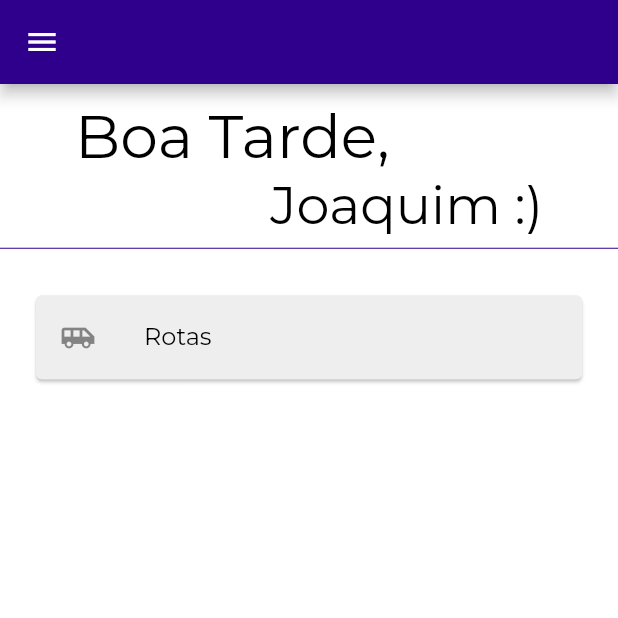
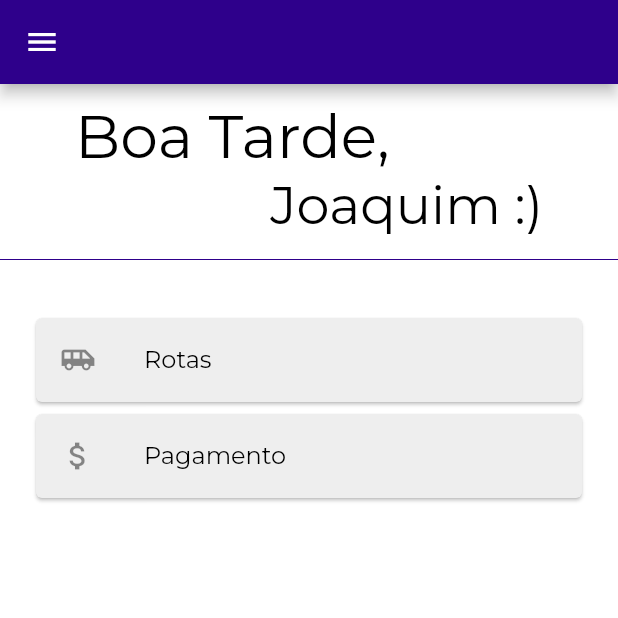
Before and after one commit to pedromtelho/BrasaHacks, a Flutter app: the DriverView screen opened by its route, on a phone screen of 412 x 824 dp, the top half of it. Run offline on Flutter 3.47's test engine with Material 2 defaults, Android fonts, the phone set to English and light mode, and no system bars; our stand-ins replace google_fonts, qr_flutter; network calls fail.

Commit message:
payment to driver

```diff
--- /dev/null
+++ b/ehlo55front/lib/components/CustomCard.dart
@@ -0,0 +1,10 @@
+import 'package:flutter/material.dart';
+
+class CustomCard {
+  List data;
+  Color colorCard;
+  String textCard;
+  Icon icon;
+  String onTap;
+  CustomCard({this.colorCard, this.textCard, this.icon, this.onTap, this.data});
+}
--- /dev/null
+++ b/ehlo55front/lib/components/DriverView/ListCards.dart
@@ -0,0 +1,58 @@
+import 'package:ehlo55front/components/CustomCard.dart';
+import 'package:ehlo55front/components/DriverView/MapUtils.dart';
+import 'package:flutter/material.dart';
+import '../TextMont.dart';
+
+class ListCards extends StatefulWidget {
+  List<CustomCard> card;
+  ListCards(this.card);
+  @override
+  _ListCardsState createState() => _ListCardsState();
+}
+
+class _ListCardsState extends State<ListCards> {
+  openMap(String latitude, String longitude) {
+    MapUtils.openMap(double.parse(latitude), double.parse(longitude));
+  }
+
+  @override
+  Widget build(BuildContext context) {
+    return Expanded(
+      child: ListView(
+        scrollDirection: Axis.vertical,
+        shrinkWrap: true,
+        padding: EdgeInsets.all(15.0),
+        children: <Widget>[
+          Padding(
+            padding: EdgeInsets.all(5),
+            child: Column(
+              children: <Widget>[
+                for (var item in widget.card)
+                  GestureDetector(
+                    child: Card(
+                      color: item.colorCard,
+                      child: Column(
+                        children: <Widget>[
+                          ListTile(
+                            leading: item.icon,
+                            title: TextMont(text: item.textCard),
+                          )
+                        ],
+                      ),
+                    ),
+                    onTap: () {
+                      item.onTap == "map"
+                          ? openMap(item.data[0], item.data[1])
+                          : item.onTap == "pay"
+                              ? Navigator.pushNamed(context, '/Payment')
+                              : print("");
+                    },
+                  ),
+              ],
+            ),
+          ),
+        ],
+      ),
+    );
+  }
+}
--- a/ehlo55front/lib/main.dart
+++ b/ehlo55front/lib/main.dart
@@ -1,4 +1,5 @@
-import 'package:ehlo55front/views/DriverView.dart';
+import 'package:ehlo55front/views/DriverViews/DriverPayment.dart';
+import 'package:ehlo55front/views/DriverViews/DriverView.dart';
 import 'package:ehlo55front/views/RoleSelector.dart';
 import 'package:flutter/material.dart';
 
@@ -14,6 +15,7 @@
       routes: {
         '/': (context) => RoleSelector(),
         '/Caminhoneiro': (context) => DriverView(),
+        '/Payment': (context) => DriverPayment(),
       },
     );
   }
--- a/ehlo55front/lib/views/DriverView.dart
+++ b/ehlo55front/lib/views/DriverViews/DriverView.dart
@@ -1,3 +1,7 @@
+import 'dart:convert';
+
+import 'package:ehlo55front/components/CustomCard.dart';
+import 'package:ehlo55front/components/DriverView/ListCards.dart';
 import 'package:ehlo55front/components/HexColor.dart';
 import 'package:ehlo55front/components/SideBar.dart';
 import 'package:ehlo55front/components/TextMont.dart';
@@ -11,8 +15,39 @@
 }
 
 class _DriverViewState extends State<DriverView> {
+  String geolocation;
+  List<String> data;
+
+  Future fetchData(String url) async {
+    final response = await http.get(url);
+    if (response.statusCode == 200) {
+      geolocation = json.decode(response.body)["geolocation"];
+      data = geolocation.split(' ');
+      return json.decode(response.body);
+    } else {
+      throw Exception('Failed to load album');
+    }
+  }
+
   @override
   Widget build(BuildContext context) {
+    fetchData(
+        'http://192.168.50.94:3000/shipping/next/5e651dc4c4320757c93594f5');
+    List<CustomCard> cardsList = [
+      CustomCard(
+          colorCard: HexColor("#EEEEEE"),
+          textCard: "Rotas",
+          icon: Icon(Icons.airport_shuttle),
+          onTap: "map",
+          data: data),
+      CustomCard(
+        colorCard: HexColor("#EEEEEE"),
+        textCard: "Pagamento",
+        icon: Icon(Icons.attach_money),
+        onTap: "pay",
+      )
+    ];
+
     return MyHomePage(
       colorAppBar: HexColor("#2E008B"),
       component: Container(
@@ -49,33 +84,9 @@
             ),
             Divider(
               color: HexColor("#2E008B"),
-              height: 15,
+              height: 30,
             ),
-            Expanded(
-              child: ListView(
-                scrollDirection: Axis.vertical,
-                shrinkWrap: true,
-                padding: EdgeInsets.all(15.0),
-                children: <Widget>[
-                  Padding(
-                    padding: EdgeInsets.all(5),
-                    child: Column(children: <Widget>[
-                      Card(
-                        color: HexColor("#EEEEEE"),
-                        child: Column(
-                          children: <Widget>[
-                            ListTile(
-                              leading: Icon(Icons.airport_shuttle),
-                              title: TextMont(text: "Rotas"),
-                            )
-                          ],
-                        ),
-                      )
-                    ]),
-                  ),
-                ],
-              ),
-            ),
+            ListCards(cardsList),
           ],
         ),
       ),
--- a/ehlo55front/pubspec.yaml
+++ b/ehlo55front/pubspec.yaml
@@ -19,6 +19,9 @@
 dependencies:
   google_fonts: ^0.3.9
   http: ^0.12.0+4
+  url_launcher: ^5.4.2
+  qr_flutter: ^3.1.0
+
   flutter:
     sdk: flutter
 
```
Also changed, not shown: ehlo55front/lib/components/DriverView/MapUtils.dart (added, +15 -0 lines), ehlo55front/lib/components/DriverView/QRPayment.dart (added, +23 -0 lines), ehlo55front/lib/components/DriverView/teste.dart (deleted, +0 -9 lines), ehlo55front/lib/models/GetData.dart (+9 -10 lines), ehlo55front/lib/views/DriverViews/DriverPayment.dart (added, +53 -0 lines), ehlo55front/pubspec.lock.
